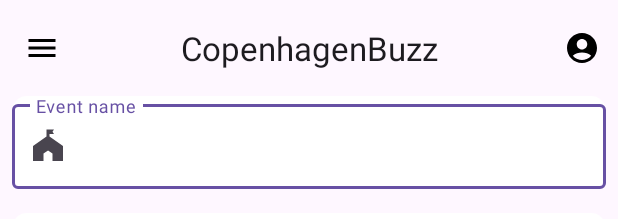
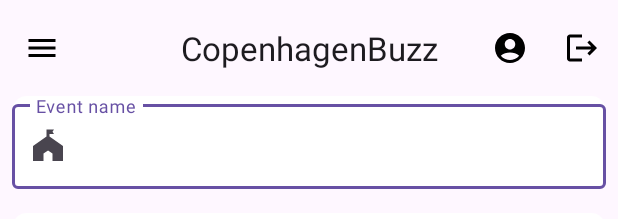
Before and after one commit to JonasSkjodt/CopenhagenBuzz, an Android app: the layout activity_main.xml on its own in the app's theme, with its tools: preview values and no code run, on a phone screen of 412 x 824 dp. Shown: the top 219 px of the screen. Run offline under Robolectric (Android 15) with nearby library versions, the phone set to English and light mode, and no system bars.

Commit message:
added logged in conditionals and properheader menu

```diff
--- /dev/null
+++ b/app/src/main/res/drawable/baseline_logout_24.xml
@@ -0,0 +1,5 @@
+<vector android:autoMirrored="true" android:height="24dp"
+    android:tint="#000000" android:viewportHeight="24"
+    android:viewportWidth="24" android:width="24dp" xmlns:android="http://schemas.android.com/apk/res/android">
+    <path android:fillColor="@android:color/white" android:pathData="M17,7l-1.41,1.41L18.17,11H8v2h10.17l-2.58,2.58L17,17l5,-5zM4,5h8V3H4c-1.1,0 -2,0.9 -2,2v14c0,1.1 0.9,2 2,2h8v-2H4V5z"/>
+</vector>
--- a/app/src/main/res/layout/activity_main.xml
+++ b/app/src/main/res/layout/activity_main.xml
@@ -7,6 +7,21 @@
     android:fitsSystemWindows="true"
     tools:context=".view.MainActivity">
 
+    <!--
+    <androidx.core.widget.NestedScrollView
+         android:layout_width="match_parent"
+         android:layout_height="match_parent"
+         android:fillViewport="true"
+         app:layout_behavior="@string/appbar_scrolling_view_behavior">
+
+         android:id="@+id/content_main"
+         layout="@layout/content_main" />
+
+    </androidx.core.widget.NestedScrollView>
+
+    <com.google.android.material.appbar.AppBarLayout ... >
+    -->
+
 
     <include
         android:id="@+id/content_main"
--- a/app/src/main/res/menu/top_app_bar.xml
+++ b/app/src/main/res/menu/top_app_bar.xml
@@ -4,9 +4,15 @@
     xmlns:app="http://schemas.android.com/apk/res-auto">
 
     <item
-        android:id="@+id/account_item"
+        android:id="@+id/user_account_item"
         android:icon="@drawable/round_account_circle_24"
         android:title="@string/account"
         app:showAsAction="ifRoom"/>
 
+    <item
+        android:id="@+id/guest_account_item"
+        android:icon="@drawable/baseline_logout_24"
+        android:title="@string/account"
+        app:showAsAction="ifRoom"/>
+
 </menu>
```
Also changed, not shown: app/src/main/java/dk/itu/moapd/copenhagenbuzz/skjo/view/LoginActivity.kt (+11 -5 lines), app/src/main/java/dk/itu/moapd/copenhagenbuzz/skjo/view/MainActivity.kt (+36 -5 lines).
